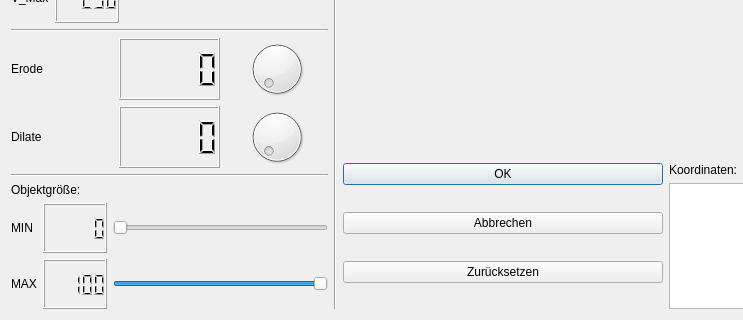
Above: propertieswindow.ui from Softwarebaecker/Tisch before the change; both pictures show x 0 to 743 and y 380 to 700 of the 1000 by 700 pixel window. Below: the same form after it.
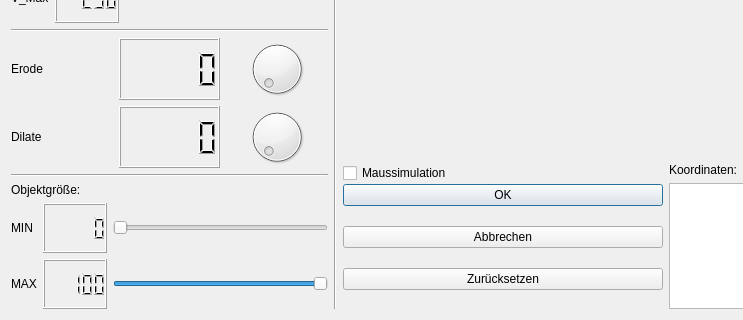
That is the form after the change.

The edit to the form file:
```diff
--- a/propertieswindow.ui
+++ b/propertieswindow.ui
@@ -449,8 +449,14 @@
                </item>
                <item>
                 <widget class="QSlider" name="slider_BLUB_MAX">
+                 <property name="minimumSize">
+                  <size>
+                   <width>0</width>
+                   <height>47</height>
+                  </size>
+                 </property>
                  <property name="minimum">
-                  <number>0</number>
+                  <number>1</number>
                  </property>
                  <property name="maximum">
                   <number>100</number>
@@ -570,6 +576,19 @@
              <property name="sizeConstraint">
               <enum>QLayout::SetMinimumSize</enum>
              </property>
+             <item>
+              <widget class="QCheckBox" name="checkBox">
+               <property name="layoutDirection">
+                <enum>Qt::LeftToRight</enum>
+               </property>
+               <property name="autoFillBackground">
+                <bool>true</bool>
+               </property>
+               <property name="text">
+                <string>Maussimulation</string>
+               </property>
+              </widget>
+             </item>
              <item>
               <widget class="QPushButton" name="button_OK">
                <property name="text">
```
Left out of the diff: 3 changed lines with no effect on the pictures.
